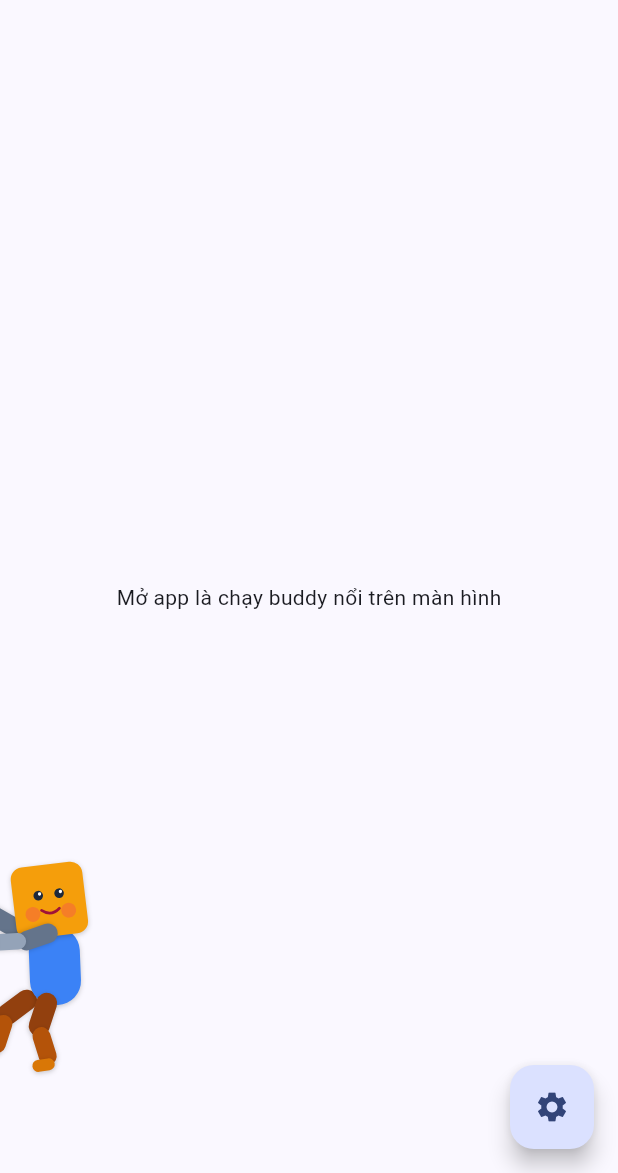
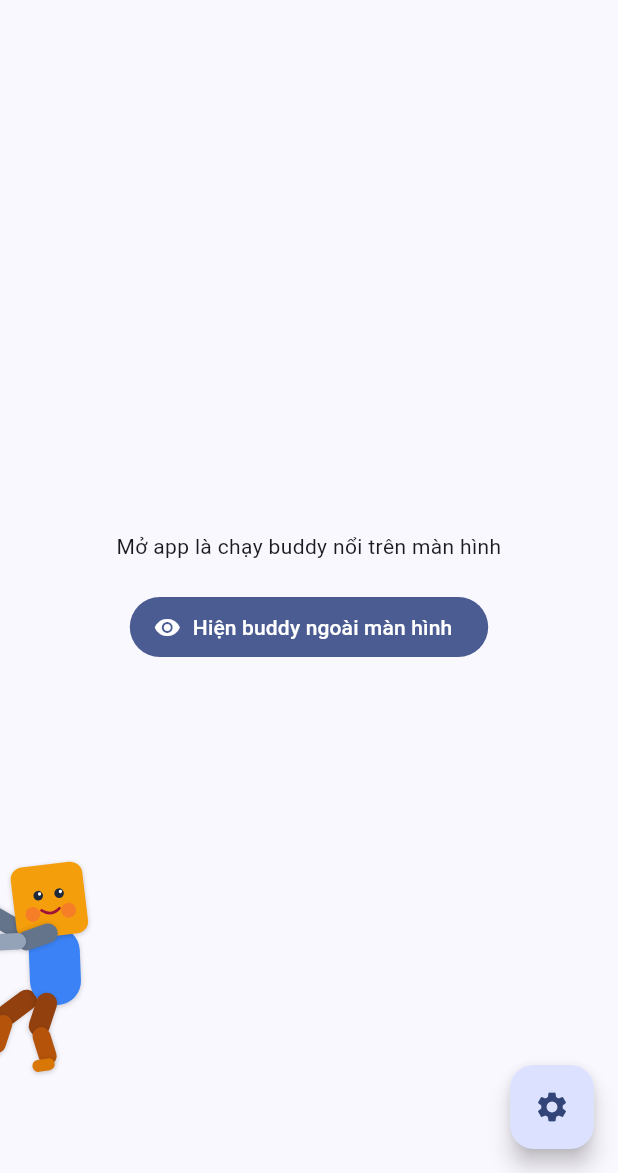
Before and after one commit to goddie9x/t_screen_funny_animation, a Flutter app: the screen it shows after launch, on a phone screen of 412 x 824 dp, the part 63-1236 px from its top. Run offline on Flutter 3.47's test engine with Material 3 defaults, Android fonts, the light colour scheme and no system bars; our stand-ins replace image_picker, shared_preferences; missing offline and left inert: flutter_overlay_window, hotkey_manager, screen_retriever, tray_manager, window_manager; statements that could not run were skipped.

Commit message:
refactor: add overlay activation functionality and improve home screen layout with new button

```diff
--- a/lib/screens/home_screen.dart
+++ b/lib/screens/home_screen.dart
@@ -176,6 +176,16 @@ class _HomeScreenState extends State<HomeScreen> with WindowListener, TrayListen
     final cfg = AppConfig.instance;
     cfg.buddyOnScreen = !cfg.buddyOnScreen;
     await cfg.save();
+  }
+
+  Future<void> _activateOverlayFromHome() async {
+    final cfg = AppConfig.instance;
+    if (!cfg.buddyOnScreen) {
+      cfg.buddyOnScreen = true;
+      await cfg.save();
+    }
+    if (!mounted) return;
+    await _enableBuddyOnScreen();
   }
 
   Future<void> _enterDesktopOverlay() async {
@@ -386,7 +396,26 @@ class _HomeScreenState extends State<HomeScreen> with WindowListener, TrayListen
       ),
       body: Stack(
         children: [
-          Center(child: Text(AppConfig.instance.translate('overlay_mode_hint'))),
+          Center(
+            child: Padding(
+              padding: const EdgeInsets.symmetric(horizontal: 24),
+              child: Column(
+                mainAxisSize: MainAxisSize.min,
+                children: [
+                  Text(
+                    AppConfig.instance.translate('overlay_mode_hint'),
+                    textAlign: TextAlign.center,
+                  ),
+                  const SizedBox(height: 20),
+                  FilledButton.icon(
+                    icon: const Icon(Icons.visibility),
+                    label: Text(AppConfig.instance.translate('start_overlay')),
+                    onPressed: _activateOverlayFromHome,
+                  ),
+                ],
+              ),
+            ),
+          ),
           ..._buddies(overlay: false),
         ],
       ),
--- a/lib/utils/config.dart
+++ b/lib/utils/config.dart
@@ -128,6 +128,7 @@ class AppConfig extends ChangeNotifier {
         'battery': 'Tiết kiệm pin',
         'overlay_mode': 'Buddy ngoài màn hình',
         'overlay_mode_hint': 'Mở app là chạy buddy nổi trên màn hình',
+        'start_overlay': 'Hiện buddy ngoài màn hình',
         'tray_open': 'Mở ứng dụng',
         'tray_settings': 'Cài đặt',
         'tray_exit': 'Thoát',
@@ -168,6 +169,7 @@ class AppConfig extends ChangeNotifier {
         'battery': 'Battery Saver',
         'overlay_mode': 'On-screen buddy',
         'overlay_mode_hint': 'Start with buddy floating on the screen',
+        'start_overlay': 'Show buddy on screen',
         'tray_open': 'Open app',
         'tray_settings': 'Settings',
         'tray_exit': 'Exit',
```
